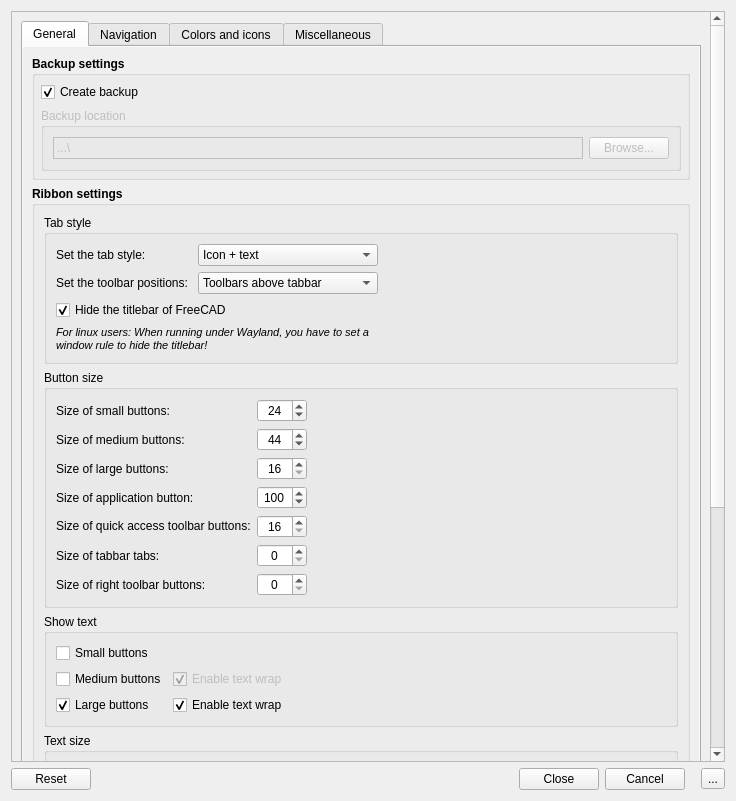
First picture: the form in Resources/ui/Settings.ui, repository APEbbers/FreeCAD-Ribbon, before the edit.
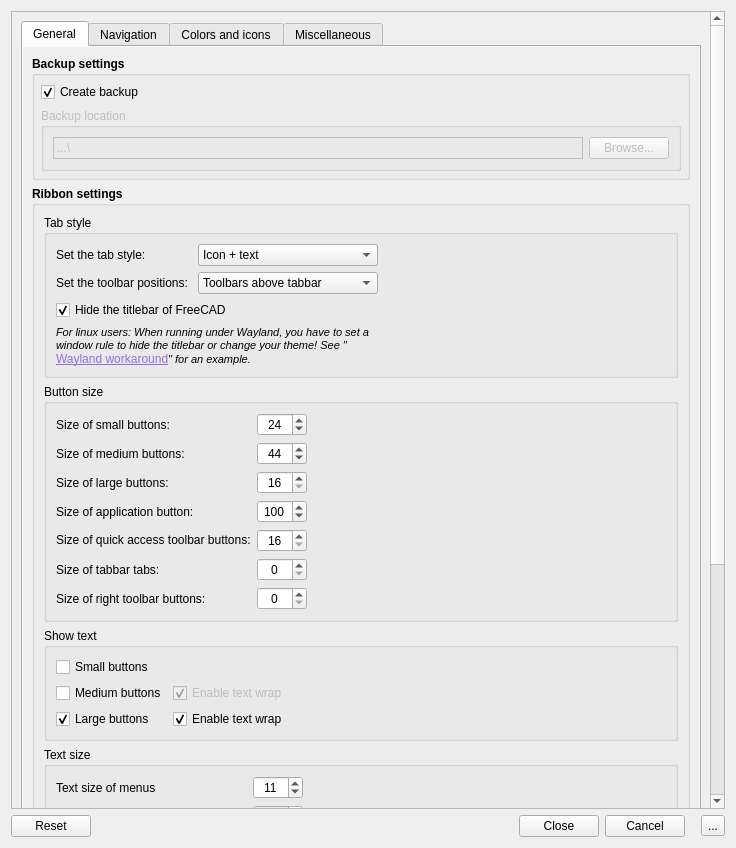
Second picture: the form after the edit. Custom widgets are drawn as their Qt base class.

Commit message: Added a link to a workaround for Wayland in the settings dialog

Diff of the .ui file:
```diff
--- a/Resources/ui/Settings.ui
+++ b/Resources/ui/Settings.ui
@@ -10,7 +10,7 @@
     <x>0</x>
     <y>0</y>
     <width>736</width>
-    <height>801</height>
+    <height>848</height>
    </rect>
   </property>
   <property name="sizePolicy">
@@ -57,7 +57,7 @@
           <x>0</x>
           <y>0</y>
           <width>697</width>
-          <height>1293</height>
+          <height>1329</height>
          </rect>
         </property>
         <layout class="QGridLayout" name="gridLayout_28">
@@ -493,8 +493,14 @@
                        </item>
                        <item row="3" column="0" colspan="2">
                         <widget class="QLabel" name="label_8">
+                         <property name="minimumSize">
+                          <size>
+                           <width>0</width>
+                           <height>0</height>
+                          </size>
+                         </property>
                          <property name="text">
-                          <string>&lt;html&gt;&lt;head/&gt;&lt;body&gt;&lt;p&gt;&lt;span style=&quot; font-size:8pt; font-style:italic;&quot;&gt;For linux users: When running under Wayland, you have to set a window rule to hide the titlebar!&lt;/span&gt;&lt;/p&gt;&lt;/body&gt;&lt;/html&gt;</string>
+                          <string>&lt;html&gt;&lt;head/&gt;&lt;body&gt;&lt;p&gt;&lt;span style=&quot; font-size:8pt; font-style:italic;&quot;&gt;For linux users: When running under Wayland, you have to set a window rule to hide the titlebar or change your theme! See &amp;quot; &lt;/span&gt;&lt;a href=&quot;https://codeberg.org/apebbers/FreeCAD-Ribbon/wiki/Workarounds#wayland&quot;&gt;&lt;span style=&quot; text-decoration: underline; color:#926ee4;&quot;&gt;Wayland workaround&lt;/span&gt;&lt;/a&gt;&lt;span style=&quot; font-size:8pt; font-style:italic;&quot;&gt;&amp;quot; for an example. &lt;/span&gt;&lt;/p&gt;&lt;/body&gt;&lt;/html&gt;</string>
                          </property>
                          <property name="wordWrap">
                           <bool>true</bool>
```
The commit also changes 1 other file.
